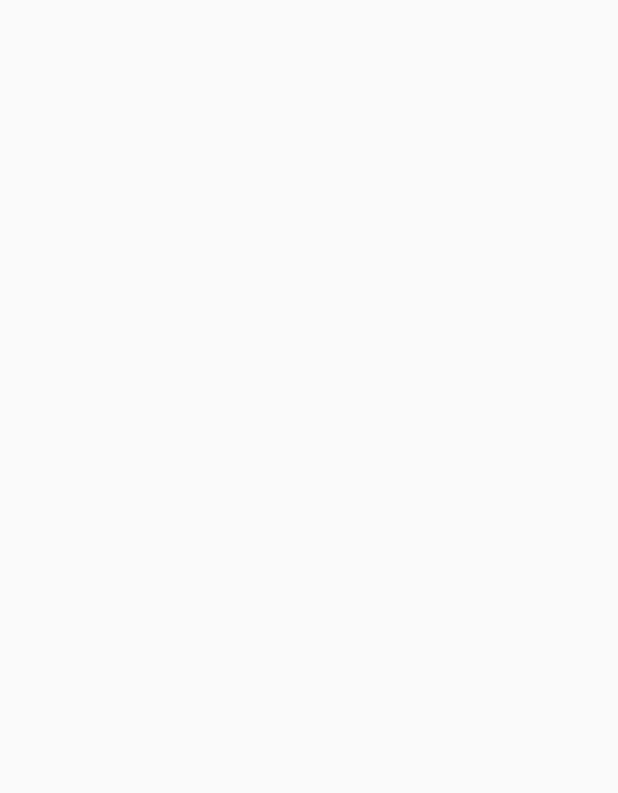
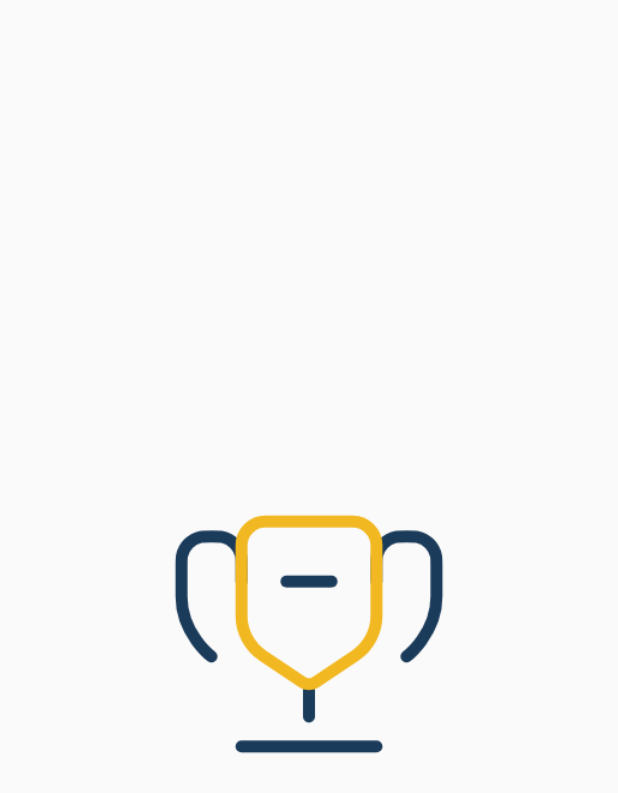
Before and after one commit to IkromR/SportSoccer, an Android app built with Jetpack Compose: the first screen one second after launch (MainActivity), on a phone screen of 412 x 824 dp. Before the commit the part shown is empty. Shown: the top 793 px of the screen. Run offline under Robolectric (Android 15) with nearby library versions, the light colour scheme and no system bars.

Commit message:
added SplashScreen

```diff
--- a/app/build.gradle
+++ b/app/build.gradle
@@ -47,16 +47,19 @@ android {
 }
 
 dependencies {
+    //Navigation
+    implementation 'androidx.navigation:navigation-compose:2.6.0'
 
-    implementation 'androidx.core:core-ktx:1.8.0'
+    implementation 'androidx.core:core-ktx:1.10.1'
     implementation platform('org.jetbrains.kotlin:kotlin-bom:1.8.0')
-    implementation 'androidx.lifecycle:lifecycle-runtime-ktx:2.3.1'
-    implementation 'androidx.activity:activity-compose:1.5.1'
+    implementation 'androidx.lifecycle:lifecycle-runtime-ktx:2.6.1'
+    implementation 'androidx.activity:activity-compose:1.7.2'
     implementation platform('androidx.compose:compose-bom:2022.10.00')
     implementation 'androidx.compose.ui:ui'
     implementation 'androidx.compose.ui:ui-graphics'
     implementation 'androidx.compose.ui:ui-tooling-preview'
     implementation 'androidx.compose.material3:material3'
+    implementation 'androidx.navigation:navigation-runtime-ktx:2.6.0'
     testImplementation 'junit:junit:4.13.2'
     androidTestImplementation 'androidx.test.ext:junit:1.1.5'
     androidTestImplementation 'androidx.test.espresso:espresso-core:3.5.1'
--- a/app/src/main/AndroidManifest.xml
+++ b/app/src/main/AndroidManifest.xml
@@ -13,7 +13,7 @@
         android:theme="@style/Theme.SportSoccer"
         tools:targetApi="31">
         <activity
-            android:name=".MainActivity"
+            android:name=".presentation.MainActivity"
             android:exported="true"
             android:label="@string/app_name"
             android:theme="@style/Theme.SportSoccer">
--- a/app/src/main/java/com/radzhabov/sportsoccer/MainActivity.kt
+++ /dev/null
@@ -1,25 +0,0 @@
-package com.radzhabov.sportsoccer
-
-import android.os.Bundle
-import androidx.activity.ComponentActivity
-import androidx.activity.compose.setContent
-import androidx.compose.foundation.layout.fillMaxSize
-import androidx.compose.material3.MaterialTheme
-import androidx.compose.material3.Surface
-import androidx.compose.material3.Text
-import androidx.compose.runtime.Composable
-import androidx.compose.ui.Modifier
-import androidx.compose.ui.tooling.preview.Preview
-import com.radzhabov.sportsoccer.ui.theme.SportSoccerTheme
-
-class MainActivity : ComponentActivity() {
-    override fun onCreate(savedInstanceState: Bundle?) {
-        super.onCreate(savedInstanceState)
-        setContent {
-            SportSoccerTheme {
-
-
-            }
-        }
-    }
-}
--- /dev/null
+++ b/app/src/main/java/com/radzhabov/sportsoccer/domain/Screens.kt
@@ -0,0 +1,6 @@
+package com.radzhabov.sportsoccer.domain
+
+sealed class Screens(val route: String) {
+    object SplashScreen: Screens("splash")
+    object MainScreen: Screens("main")
+}
--- /dev/null
+++ b/app/src/main/java/com/radzhabov/sportsoccer/presentation/MainActivity.kt
@@ -0,0 +1,24 @@
+package com.radzhabov.sportsoccer.presentation
+
+import android.os.Bundle
+import androidx.activity.ComponentActivity
+import androidx.activity.compose.setContent
+import androidx.navigation.compose.rememberNavController
+import com.radzhabov.sportsoccer.domain.Screens
+import com.radzhabov.sportsoccer.presentation.navigation.AppNavigation
+import com.radzhabov.sportsoccer.presentation.theme.SportSoccerTheme
+
+class MainActivity : ComponentActivity() {
+    override fun onCreate(savedInstanceState: Bundle?) {
+        super.onCreate(savedInstanceState)
+        setContent {
+            SportSoccerTheme {
+                val navController = rememberNavController()
+                val navigateToMain:() -> Unit = { navController.navigate(Screens.MainScreen.route) }
+                AppNavigation(navController, navigateToMain )
+            }
+        }
+    }
+
+
+}
--- /dev/null
+++ b/app/src/main/java/com/radzhabov/sportsoccer/presentation/main/MainScreen.kt
@@ -0,0 +1,9 @@
+package com.radzhabov.sportsoccer.presentation.main
+
+import androidx.compose.material3.Text
+import androidx.compose.runtime.Composable
+
+@Composable
+fun MainScreen() {
+    Text(text = "Main Screen")
+}
--- /dev/null
+++ b/app/src/main/java/com/radzhabov/sportsoccer/presentation/navigation/AppNavigation.kt
@@ -0,0 +1,25 @@
+package com.radzhabov.sportsoccer.presentation.navigation
+
+import androidx.compose.runtime.Composable
+import androidx.navigation.NavController
+import androidx.navigation.NavHostController
+import androidx.navigation.compose.NavHost
+import androidx.navigation.compose.composable
+import com.radzhabov.sportsoccer.domain.Screens
+import com.radzhabov.sportsoccer.presentation.main.MainScreen
+import com.radzhabov.sportsoccer.presentation.splash.SplashScreenWithAnimation
+
+@Composable
+fun AppNavigation(
+    navController: NavController,
+    navigateToMain: () -> Unit
+){
+    NavHost(
+        navController = navController as NavHostController,
+        startDestination = Screens.SplashScreen.route
+    ){
+        composable(route = Screens.SplashScreen.route){ SplashScreenWithAnimation(navigateToMain) }
+
+        composable(route = Screens.MainScreen.route ){ MainScreen() }
+    }
+}
--- /dev/null
+++ b/app/src/main/java/com/radzhabov/sportsoccer/presentation/splash/SplashScreen.kt
@@ -0,0 +1,109 @@
+package com.radzhabov.sportsoccer.presentation.splash
+
+import androidx.compose.animation.AnimatedVisibility
+import androidx.compose.animation.core.FastOutSlowInEasing
+import androidx.compose.animation.core.LinearOutSlowInEasing
+import androidx.compose.animation.core.Spring
+import androidx.compose.animation.core.animateFloatAsState
+import androidx.compose.animation.core.spring
+import androidx.compose.animation.core.tween
+import androidx.compose.animation.expandIn
+import androidx.compose.animation.fadeIn
+import androidx.compose.animation.fadeOut
+import androidx.compose.foundation.Image
+import androidx.compose.foundation.layout.Box
+import androidx.compose.foundation.layout.fillMaxSize
+import androidx.compose.foundation.layout.padding
+import androidx.compose.foundation.layout.size
+import androidx.compose.foundation.shape.CircleShape
+import androidx.compose.material3.MaterialTheme
+import androidx.compose.runtime.Composable
+import androidx.compose.runtime.LaunchedEffect
+import androidx.compose.runtime.getValue
+import androidx.compose.runtime.mutableStateOf
+import androidx.compose.runtime.remember
+import androidx.compose.ui.Alignment
+import androidx.compose.ui.Modifier
+import androidx.compose.ui.draw.clip
+import androidx.compose.ui.graphics.graphicsLayer
+import androidx.compose.ui.layout.ContentScale
+import androidx.compose.ui.res.painterResource
+import androidx.compose.ui.tooling.preview.Preview
+import androidx.compose.ui.unit.dp
+import com.radzhabov.sportsoccer.R
+import kotlinx.coroutines.delay
+
+@Composable
+fun SplashScreen(
+    navigateToMain: () -> Unit,
+    scale: Float,
+    zoom: Float,
+) {
+    LaunchedEffect(key1 = true) {
+        delay(1500) // Задержка в миллисекундах
+        navigateToMain()
+    }
+
+    Box(
+        modifier = Modifier
+            .fillMaxSize()
+            .padding(16.dp)
+            .graphicsLayer(scaleX = scale, scaleY = scale, translationY = zoom),
+        contentAlignment = Alignment.Center
+    ) {
+        Image(
+            painter = painterResource(id = R.drawable.ic_trophy),
+            contentDescription = null,
+            contentScale = ContentScale.Fit,
+            modifier = Modifier
+                .size(200.dp)
+                .clip(CircleShape)
+        )
+    }
+}
+
+@Composable
+fun SplashScreenWithAnimation(navigateToMain: () -> Unit) {
+    val isAnimationVisible by remember { mutableStateOf(true) }
+
+    val scale by animateFloatAsState(
+        targetValue = if (isAnimationVisible) 1.2f else 1f,
+        animationSpec = spring(dampingRatio = Spring.DampingRatioMediumBouncy)
+    )
+
+    val zoom by animateFloatAsState(
+        targetValue = if (isAnimationVisible) 1f else 0.8f,
+        animationSpec = spring(dampingRatio = Spring.DampingRatioMediumBouncy)
+    )
+
+    AnimatedVisibility(
+        visible = isAnimationVisible,
+        enter = fadeIn(
+            animationSpec = tween(
+                durationMillis = 1000,
+                easing = LinearOutSlowInEasing
+            )
+        ) + expandIn(
+            animationSpec = tween(
+                durationMillis = 1000,
+                easing = FastOutSlowInEasing
+            )
+        ),
+        exit = fadeOut(
+            animationSpec = tween(
+                durationMillis = 1000,
+                easing = LinearOutSlowInEasing
+            )
+        )
+    ) {
+        SplashScreen(navigateToMain, scale, zoom)
+    }
+}
+
+@Preview(showBackground = true)
+@Composable
+fun SplashScreenPreview() {
+    MaterialTheme {
+        SplashScreenWithAnimation(navigateToMain = {})
+    }
+}
--- a/app/src/main/java/com/radzhabov/sportsoccer/ui/theme/Color.kt
+++ b/app/src/main/java/com/radzhabov/sportsoccer/presentation/theme/Color.kt
@@ -1,4 +1,4 @@
-package com.radzhabov.sportsoccer.ui.theme
+package com.radzhabov.sportsoccer.presentation.theme
 
 import androidx.compose.ui.graphics.Color
 
--- a/app/src/main/java/com/radzhabov/sportsoccer/ui/theme/Theme.kt
+++ b/app/src/main/java/com/radzhabov/sportsoccer/presentation/theme/Theme.kt
@@ -1,4 +1,4 @@
-package com.radzhabov.sportsoccer.ui.theme
+package com.radzhabov.sportsoccer.presentation.theme
 
 import android.app.Activity
 import android.os.Build
--- a/app/src/main/java/com/radzhabov/sportsoccer/ui/theme/Type.kt
+++ b/app/src/main/java/com/radzhabov/sportsoccer/presentation/theme/Type.kt
@@ -1,4 +1,4 @@
-package com.radzhabov.sportsoccer.ui.theme
+package com.radzhabov.sportsoccer.presentation.theme
 
 import androidx.compose.material3.Typography
 import androidx.compose.ui.text.TextStyle
--- /dev/null
+++ b/app/src/main/res/drawable/ic_trophy.xml
@@ -0,0 +1,38 @@
+<vector xmlns:android="http://schemas.android.com/apk/res/android"
+    android:width="30dp"
+    android:height="30dp"
+    android:viewportWidth="30"
+    android:viewportHeight="30">
+  <path
+      android:strokeWidth="1"
+      android:pathData="M20.625,25.625H9.375"
+      android:fillColor="#00000000"
+      android:strokeColor="#1B3B5A"
+      android:strokeLineCap="round"/>
+  <path
+      android:pathData="M15.5,23.125C15.5,23.401 15.276,23.625 15,23.625C14.724,23.625 14.5,23.401 14.5,23.125H15.5ZM14.5,23.125V20H15.5V23.125H14.5Z"
+      android:fillColor="#1B3B5A"/>
+  <path
+      android:strokeWidth="1"
+      android:pathData="M13.125,11.875H16.875"
+      android:fillColor="#00000000"
+      android:strokeColor="#1B3B5A"
+      android:strokeLineCap="round"/>
+  <path
+      android:strokeWidth="1"
+      android:pathData="M6.875,18.125C6.875,18.125 4.375,16.25 4.375,13.125C4.375,12.168 4.375,11.329 4.375,10.624C4.375,10.16 4.375,9.928 4.413,9.735C4.571,8.941 5.191,8.321 5.985,8.163C6.178,8.125 6.41,8.125 6.875,8.125V8.125C7.34,8.125 7.572,8.125 7.765,8.163C8.559,8.321 9.179,8.941 9.337,9.735C9.375,9.928 9.375,10.16 9.375,10.625V11.875"
+      android:fillColor="#00000000"
+      android:strokeColor="#1B3B5A"
+      android:strokeLineCap="round"/>
+  <path
+      android:strokeWidth="1"
+      android:pathData="M23.125,18.125C23.125,18.125 25.625,16.25 25.625,13.125C25.625,12.168 25.625,11.329 25.625,10.624C25.625,10.16 25.625,9.928 25.587,9.735C25.429,8.941 24.809,8.321 24.015,8.163C23.822,8.125 23.59,8.125 23.125,8.125V8.125C22.66,8.125 22.428,8.125 22.235,8.163C21.441,8.321 20.821,8.941 20.663,9.735C20.625,9.928 20.625,10.16 20.625,10.625V11.875"
+      android:fillColor="#00000000"
+      android:strokeColor="#1B3B5A"
+      android:strokeLineCap="round"/>
+  <path
+      android:strokeWidth="1"
+      android:pathData="M20.625,14.734V8.875C20.625,7.77 19.73,6.875 18.625,6.875H11.375C10.27,6.875 9.375,7.77 9.375,8.875V14.734C9.375,16.072 10.043,17.321 11.156,18.063L14.445,20.255C14.781,20.479 15.219,20.479 15.555,20.255L18.844,18.063C19.957,17.321 20.625,16.072 20.625,14.734Z"
+      android:fillColor="#00000000"
+      android:strokeColor="#F2B822"/>
+</vector>
```
